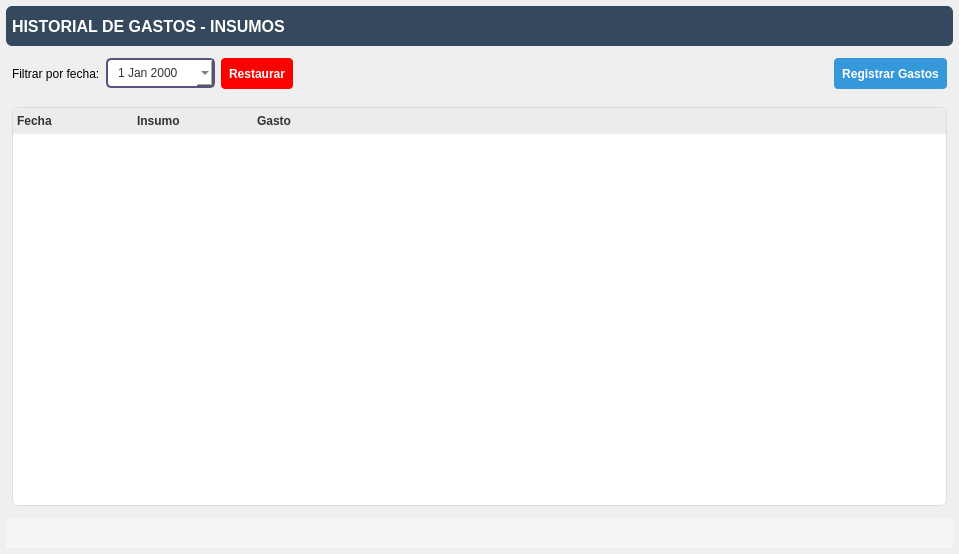
First picture: the form in resources/ui/gastos_tab.ui, repository Julian2455/beatmat, before the edit.
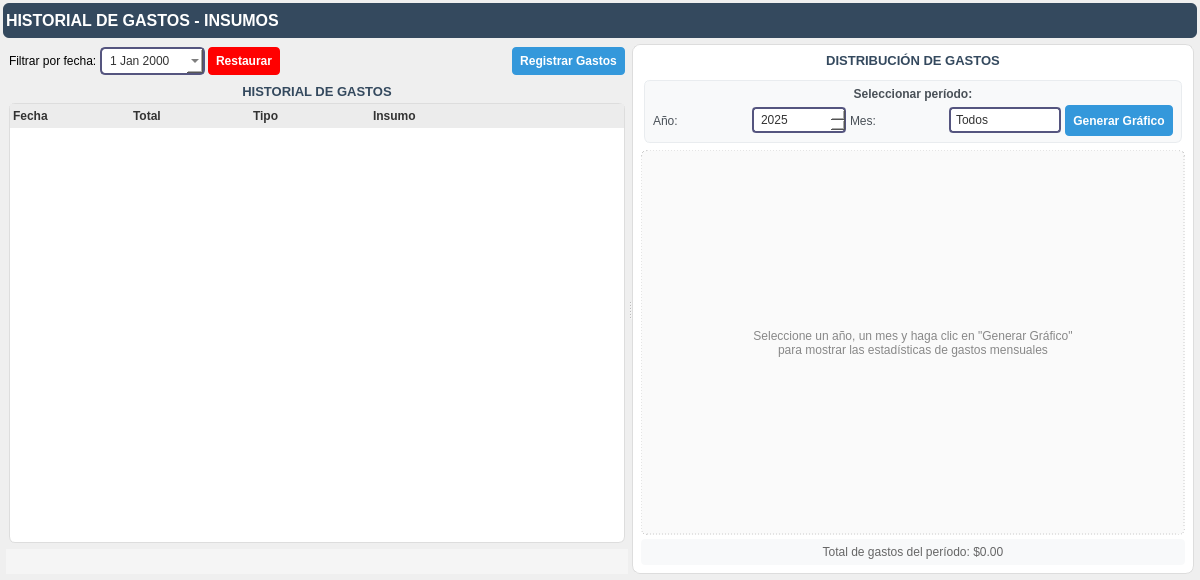
Second picture: the form after the edit. Icons and pictures are not drawn.

Commit message: grafico de gastos y ganancias, correcccion de errores

Diff of the .ui file:
```diff
--- a/resources/ui/gastos_tab.ui
+++ b/resources/ui/gastos_tab.ui
@@ -6,8 +6,8 @@
    <rect>
     <x>0</x>
     <y>0</y>
-    <width>959</width>
-    <height>554</height>
+    <width>1200</width>
+    <height>580</height>
    </rect>
   </property>
   <property name="windowTitle">
@@ -28,8 +28,7 @@
     border: none;
     border-radius: 4px;
     padding: 3px 8px;
-    min-height: 25px;
-}
+    min-height: 22px; }
 QPushButton:hover {
     background-color: #2980b9;
 }
@@ -45,16 +44,14 @@
 QLineEdit, QComboBox, QDateEdit {
     border: 1px solid #cccccc;
     border-radius: 4px;
-    padding: 3px;
-    background: white;
+    padding: 2px; background: white;
 }
 
 /* QTableWidget / QTableView */
 QHeaderView::section {
     background-color: #ececec;
     color: #333;
-    padding: 4px;
-    border: none;
+    padding: 3px; border: none;
     font-weight: bold;
 }
 QTableWidget {
@@ -64,8 +61,7 @@
     alternate-background-color: #f2f2f2;
 }
 QTableWidget::item {
-    padding: 6px;
-}
+    padding: 4px; }
 QTableWidget::item:hover {
     background-color: #f0f8ff;
 }
@@ -73,8 +69,7 @@
 QLineEdit {
     border: 2px solid #ddd;
     border-radius: 8px;
-    padding: 6px 12px;
-    background-color: white;
+    padding: 4px 10px; background-color: white;
 }
 QLineEdit:focus {
     border-color: #007BFF;
@@ -82,15 +77,13 @@
 QComboBox {
      border: 2px solid rgb(85, 85, 127);
      border-radius: 5px;
-     padding: 5px 8px;
-     color: #333;
+     padding: 4px 6px; color: #333;
      background-color: #fff;
    }
 QDateEdit {
      border: 2px solid  rgb(85, 85, 127);
      border-radius: 5px;
-     padding: 5px 8px;
-     color: #333;
+     padding: 4px 6px; color: #333;
      background-color: #fff;
    }
 QComboBox:focus {
@@ -105,32 +98,32 @@
   </property>
   <layout class="QVBoxLayout" name="verticalLayout">
    <property name="spacing">
-    <number>6</number>
+    <number>3</number>
    </property>
    <property name="leftMargin">
-    <number>6</number>
+    <number>3</number>
    </property>
    <property name="topMargin">
-    <number>6</number>
+    <number>3</number>
    </property>
    <property name="rightMargin">
-    <number>6</number>
+    <number>3</number>
    </property>
    <property name="bottomMargin">
-    <number>6</number>
+    <number>3</number>
    </property>
    <item>
     <widget class="QFrame" name="frameHeader">
      <property name="minimumSize">
       <size>
        <width>0</width>
-       <height>40</height>
+       <height>35</height>
       </size>
      </property>
      <property name="maximumSize">
       <size>
        <width>16777215</width>
-       <height>40</height>
+       <height>35</height>
       </size>
      </property>
      <property name="styleSheet">
@@ -145,19 +138,19 @@
      </property>
      <layout class="QHBoxLayout" name="horizontalLayout_1">
       <property name="spacing">
-       <number>6</number>
+       <number>3</number>
       </property>
       <property name="leftMargin">
-       <number>6</number>
+       <number>3</number>
       </property>
       <property name="topMargin">
-       <number>6</number>
+       <number>3</number>
       </property>
       <property name="rightMargin">
-       <number>6</number>
+       <number>3</number>
       </property>
       <property name="bottomMargin">
-       <number>6</number>
+       <number>3</number>
       </property>
       <item>
        <widget class="QLabel" name="labelTitle">
@@ -192,6 +185,70 @@
     </widget>
    </item>
    <item>
+    <widget class="QFrame" name="frameContenidoPrincipal">
+     <property name="sizePolicy">
+      <sizepolicy hsizetype="Preferred" vsizetype="Expanding">
+       <horstretch>0</horstretch>
+       <verstretch>0</verstretch>
+      </sizepolicy>
+     </property>
+     <property name="frameShape">
+      <enum>QFrame::StyledPanel</enum>
+     </property>
+     <property name="frameShadow">
+      <enum>QFrame::Raised</enum>
+     </property>
+     <layout class="QVBoxLayout" name="verticalLayout_main_content">
+      <property name="spacing">
+       <number>3</number>
+      </property>
+      <property name="leftMargin">
+       <number>3</number>
+      </property>
+      <property name="topMargin">
+       <number>3</number>
+      </property>
+      <property name="rightMargin">
+       <number>3</number>
+      </property>
+      <property name="bottomMargin">
+       <number>3</number>
+      </property>
+      <item>
+       <widget class="QSplitter" name="mainSplitter">
+        <property name="orientation">
+         <enum>Qt::Horizontal</enum>
+        </property>
+        <widget class="QFrame" name="frameIzquierdo">
+         <property name="sizePolicy">
+          <sizepolicy hsizetype="Expanding" vsizetype="Expanding">
+           <horstretch>1</horstretch>
+           <verstretch>0</verstretch>
+          </sizepolicy>
+         </property>
+         <property name="frameShape">
+          <enum>QFrame::StyledPanel</enum>
+         </property>
+         <property name="frameShadow">
+          <enum>QFrame::Raised</enum>
+         </property>
+         <layout class="QVBoxLayout" name="verticalLayoutIzquierdo">
+          <property name="spacing">
+           <number>3</number>
+          </property>
+          <property name="leftMargin">
+           <number>0</number>
+          </property>
+          <property name="topMargin">
+           <number>0</number>
+          </property>
+          <property name="rightMargin">
+           <number>0</number>
+          </property>
+          <property name="bottomMargin">
+           <number>0</number>
+          </property>
+          <item>
     <widget class="QFrame" name="frameClienteSelection">
      <property name="frameShape">
       <enum>QFrame::StyledPanel</enum>
@@ -201,19 +258,19 @@
      </property>
      <layout class="QHBoxLayout" name="horizontalLayout_2">
       <property name="spacing">
-       <number>6</number>
+              <number>3</number>
       </property>
       <property name="leftMargin">
-       <number>6</number>
+              <number>3</number>
       </property>
       <property name="topMargin">
-       <number>6</number>
+              <number>3</number>
       </property>
       <property name="rightMargin">
-       <number>6</number>
+              <number>3</number>
       </property>
       <property name="bottomMargin">
-       <number>6</number>
+              <number>3</number>
       </property>
       <item alignment="Qt::AlignLeft">
        <widget class="QLabel" name="label">
@@ -281,10 +338,10 @@
     </widget>
    </item>
    <item>
-    <widget class="QFrame" name="frameHistorialCompras">
+           <widget class="QFrame" name="frameTabla">
      <property name="sizePolicy">
-      <sizepolicy hsizetype="Preferred" vsizetype="Expanding">
-       <horstretch>0</horstretch>
+             <sizepolicy hsizetype="Expanding" vsizetype="Expanding">
+              <horstretch>3</horstretch>
        <verstretch>0</verstretch>
       </sizepolicy>
      </property>
@@ -296,20 +353,39 @@
      </property>
      <layout class="QVBoxLayout" name="verticalLayout_2">
       <property name="spacing">
-       <number>4</number>
+              <number>2</number>
       </property>
       <property name="leftMargin">
-       <number>6</number>
+              <number>3</number>
       </property>
       <property name="topMargin">
-       <number>6</number>
+              <number>3</number>
       </property>
       <property name="rightMargin">
-       <number>6</number>
+              <number>3</number>
       </property>
       <property name="bottomMargin">
-       <number>6</number>
-      </property>
+              <number>3</number>
+             </property>
+             <item>
+              <widget class="QLabel" name="labelTituloTabla">
+               <property name="font">
+                <font>
+                 <pointsize>10</pointsize>
+                 <bold>true</bold>
+                </font>
+               </property>
+               <property name="styleSheet">
+                <string notr="true">color: #34495E; margin-bottom: 2px;</string>
+               </property>
+               <property name="text">
+                <string>HISTORIAL DE GASTOS</string>
+               </property>
+               <property name="alignment">
+                <set>Qt::AlignCenter</set>
+               </property>
+              </widget>
+             </item>
       <item>
        <widget class="QTableWidget" name="tableGastos">
         <property name="styleSheet">
@@ -346,6 +422,32 @@
           <set>AlignLeading|AlignVCenter</set>
          </property>
         </column>
+               <column>
+                <property name="text">
+                 <string>Total</string>
+                </property>
+                <property name="font">
+                 <font>
+                  <bold>true</bold>
+                 </font>
+                </property>
+                <property name="textAlignment">
+                 <set>AlignLeading|AlignVCenter</set>
+                </property>
+               </column>
+               <column>
+                <property name="text">
+                 <string>Tipo</string>
+                </property>
+                <property name="font">
+                 <font>
+                  <bold>true</bold>
+                 </font>
+                </property>
+                <property name="textAlignment">
+                 <set>AlignLeading|AlignVCenter</set>
+                </property>
+               </column>
         <column>
          <property name="text">
           <string>Insumo</string>
@@ -359,19 +461,6 @@
           <set>AlignLeading|AlignVCenter</set>
          </property>
         </column>
-        <column>
-         <property name="text">
-          <string>Gasto</string>
-         </property>
-         <property name="font">
-          <font>
-           <bold>true</bold>
-          </font>
-         </property>
-         <property name="textAlignment">
-          <set>AlignLeading|AlignVCenter</set>
-         </property>
-        </column>
        </widget>
       </item>
      </layout>
@@ -382,7 +471,7 @@
      <property name="maximumSize">
       <size>
        <width>16777215</width>
-       <height>30</height>
+              <height>25</height>
       </size>
      </property>
      <property name="styleSheet">
@@ -429,8 +518,8 @@
         </property>
         <property name="iconSize">
          <size>
-          <width>18</width>
-          <height>18</height>
+                 <width>16</width>
+                 <height>16</height>
          </size>
         </property>
        </widget>
@@ -493,8 +582,8 @@
         </property>
         <property name="iconSize">
          <size>
-          <width>18</width>
-          <height>18</height>
+                 <width>16</width>
+                 <height>16</height>
          </size>
         </property>
        </widget>
@@ -511,6 +600,301 @@
          </size>
         </property>
        </spacer>
+             </item>
+            </layout>
+           </widget>
+          </item>
+         </layout>
+        </widget>
+        <widget class="QFrame" name="frameGrafico">
+         <property name="sizePolicy">
+          <sizepolicy hsizetype="Expanding" vsizetype="Expanding">
+           <horstretch>1</horstretch>
+           <verstretch>0</verstretch>
+          </sizepolicy>
+         </property>
+         <property name="minimumSize">
+          <size>
+           <width>350</width>
+           <height>0</height>
+          </size>
+         </property>
+         <property name="styleSheet">
+          <string notr="true">QFrame#frameGrafico {
+    background-color: white;
+    border: 1px solid #ddd;
+    border-radius: 8px;
+}</string>
+         </property>
+         <property name="frameShape">
+          <enum>QFrame::StyledPanel</enum>
+         </property>
+         <property name="frameShadow">
+          <enum>QFrame::Raised</enum>
+         </property>
+         <layout class="QVBoxLayout" name="verticalLayoutGrafico">
+          <property name="spacing">
+           <number>4</number>
+          </property>
+          <property name="leftMargin">
+           <number>8</number>
+          </property>
+          <property name="topMargin">
+           <number>8</number>
+          </property>
+          <property name="rightMargin">
+           <number>8</number>
+          </property>
+          <property name="bottomMargin">
+           <number>8</number>
+          </property>
+          <item>
+           <widget class="QLabel" name="labelTituloGrafico">
+            <property name="font">
+             <font>
+              <pointsize>10</pointsize>
+              <bold>true</bold>
+             </font>
+            </property>
+            <property name="styleSheet">
+             <string notr="true">color: #34495E; margin-bottom: 5px;</string>
+            </property>
+            <property name="text">
+             <string>DISTRIBUCIÓN DE GASTOS</string>
+            </property>
+            <property name="alignment">
+             <set>Qt::AlignCenter</set>
+            </property>
+           </widget>
+          </item>
+          <item>
+           <widget class="QFrame" name="frameControlesGrafico">
+            <property name="maximumSize">
+             <size>
+              <width>16777215</width>
+              <height>70</height>
+             </size>
+            </property>
+            <property name="styleSheet">
+             <string notr="true">QFrame#frameControlesGrafico {
+    background-color: #f8f9fa;
+    border: 1px solid #e9ecef;
+    border-radius: 6px;
+    margin: 3px; }</string>
+            </property>
+            <property name="frameShape">
+             <enum>QFrame::StyledPanel</enum>
+            </property>
+            <property name="frameShadow">
+             <enum>QFrame::Raised</enum>
+            </property>
+            <layout class="QVBoxLayout" name="verticalLayoutControles">
+             <property name="spacing">
+              <number>4</number>
+             </property>
+             <property name="leftMargin">
+              <number>8</number>
+             </property>
+             <property name="topMargin">
+              <number>6</number>
+             </property>
+             <property name="rightMargin">
+              <number>8</number>
+             </property>
+             <property name="bottomMargin">
+              <number>6</number>
+             </property>
+             <item>
+              <widget class="QLabel" name="labelPeriodo">
+               <property name="font">
+                <font>
+                 <pointsize>9</pointsize>
+                 <bold>true</bold>
+                </font>
+               </property>
+               <property name="styleSheet">
+                <string notr="true">color: #495057; border: none;</string>
+               </property>
+               <property name="text">
+                <string>Seleccionar período:</string>
+               </property>
+               <property name="alignment">
+                <set>Qt::AlignCenter</set>
+               </property>
+              </widget>
+             </item>
+             <item>
+              <layout class="QHBoxLayout" name="horizontalLayoutPeriodo">
+               <property name="spacing">
+                <number>4</number>
+               </property>
+               <item>
+                <widget class="QLabel" name="labelAño">
+                 <property name="styleSheet">
+                  <string notr="true">color: #495057; border: none;</string>
+                 </property>
+                 <property name="text">
+                  <string>Año:</string>
+                 </property>
+                </widget>
+               </item>
+               <item>
+                <widget class="QSpinBox" name="spinBoxAño">
+                 <property name="styleSheet">
+                  <string notr="true">QSpinBox {
+    border: 2px solid rgb(85, 85, 127);
+    border-radius: 4px;
+    padding: 3px 5px; background-color: white;
+    color: #333;
+}
+QSpinBox:focus {
+    border-color: #0078d7;
+    background-color: #eef6ff;
+}</string>
+                 </property>
+                 <property name="minimum">
+                  <number>2020</number>
+                 </property>
+                 <property name="maximum">
+                  <number>2050</number>
+                 </property>
+                 <property name="value">
+                  <number>2025</number>
+                 </property>
+                </widget>
+               </item>
+               <item>
+                <widget class="QLabel" name="labelMes">
+                 <property name="styleSheet">
+                  <string notr="true">color: #495057; border: none;</string>
+                 </property>
+                 <property name="text">
+                  <string>Mes:</string>
+                 </property>
+                </widget>
+               </item>
+               <item>
+                <widget class="QComboBox" name="comboBoxMes">
+                 <property name="styleSheet">
+                  <string notr="true">QComboBox {
+    border: 2px solid rgb(85, 85, 127);
+    border-radius: 4px;
+    padding: 3px 5px; background-color: white;
+    color: #333;
+    min-width: 80px;
+}
+QComboBox:focus {
+    border-color: #0078d7;
+    background-color: #eef6ff;
+}
+QComboBox::drop-down {
+    border: none;
+}
+QComboBox::down-arrow {
+    width: 12px;
+    height: 12px;
+}</string>
+                 </property>
+                 <item>
+                  <property name="text">
+                   <string>Todos</string>
+                  </property>
+                 </item>
+                </widget>
+               </item>
+               <item>
+                <widget class="QPushButton" name="btnGenerarGrafico">
+                 <property name="font">
+                  <font>
+                   <bold>true</bold>
+                  </font>
+                 </property>
+                 <property name="styleSheet">
+                  <string notr="true">
+                 QPushButton {
+    background-color: #3498db;
+    color: white;
+    border: none;
+    border-radius: 4px;
+    padding: 3px 8px;
+    min-height: 25px;
+}
+QPushButton:hover {
+    background-color: #2980b9;
+}</string>
+                 </property>
+                 <property name="text">
+                  <string>Generar Gráfico</string>
+                 </property>
+                </widget>
+               </item>
+              </layout>
+             </item>
+            </layout>
+           </widget>
+          </item>
+          <item>
+           <widget class="QFrame" name="frameGrafico_placeholder">
+            <property name="sizePolicy">
+             <sizepolicy hsizetype="Expanding" vsizetype="Expanding">
+              <horstretch>0</horstretch>
+              <verstretch>0</verstretch>
+             </sizepolicy>
+            </property>
+            <property name="minimumSize">
+             <size>
+              <width>300</width>
+              <height>250</height>
+             </size>
+            </property>
+            <property name="styleSheet">
+             <string notr="true">background-color: #fafafa; 
+border: 1px dashed #ccc; 
+border-radius: 6px;</string>
+            </property>
+            <layout class="QVBoxLayout" name="layoutGrafico">
+             <item>
+              <widget class="QLabel" name="labelPlaceholder">
+               <property name="styleSheet">
+                <string notr="true">color: #888; 
+font-size: 12px; 
+border: none;</string>
+               </property>
+               <property name="text">
+                <string>Seleccione un año, un mes y haga clic en &quot;Generar Gráfico&quot; 
+para mostrar las estadísticas de gastos mensuales</string>
+               </property>
+               <property name="alignment">
+                <set>Qt::AlignCenter</set>
+               </property>
+              </widget>
+             </item>
+            </layout>
+           </widget>
+          </item>
+          <item>
+           <widget class="QLabel" name="labelEstadisticas">
+            <property name="font">
+             <font>
+              <pointsize>9</pointsize>
+             </font>
+            </property>
+            <property name="styleSheet">
+             <string notr="true">color: #666; 
+background-color: #f8f9fa; 
+padding: 6px; border-radius: 4px;</string>
+            </property>
+            <property name="text">
+             <string>Total de gastos del período: $0.00</string>
+            </property>
+            <property name="alignment">
+             <set>Qt::AlignCenter</set>
+            </property>
+           </widget>
+          </item>
+         </layout>
+        </widget>
+       </widget>
       </item>
      </layout>
     </widget>
```
Left out of the diff: 2 changed lines with no effect on the pictures. Lines whose indentation alone changed are shown as unchanged. The commit also changes 17 other files.
